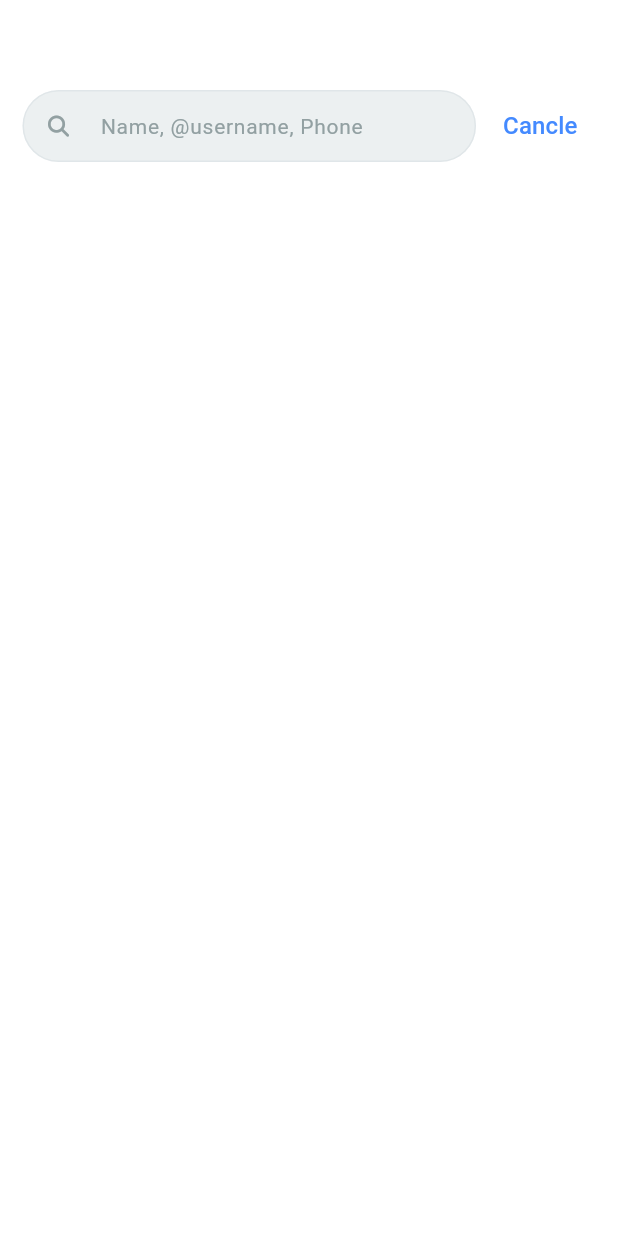
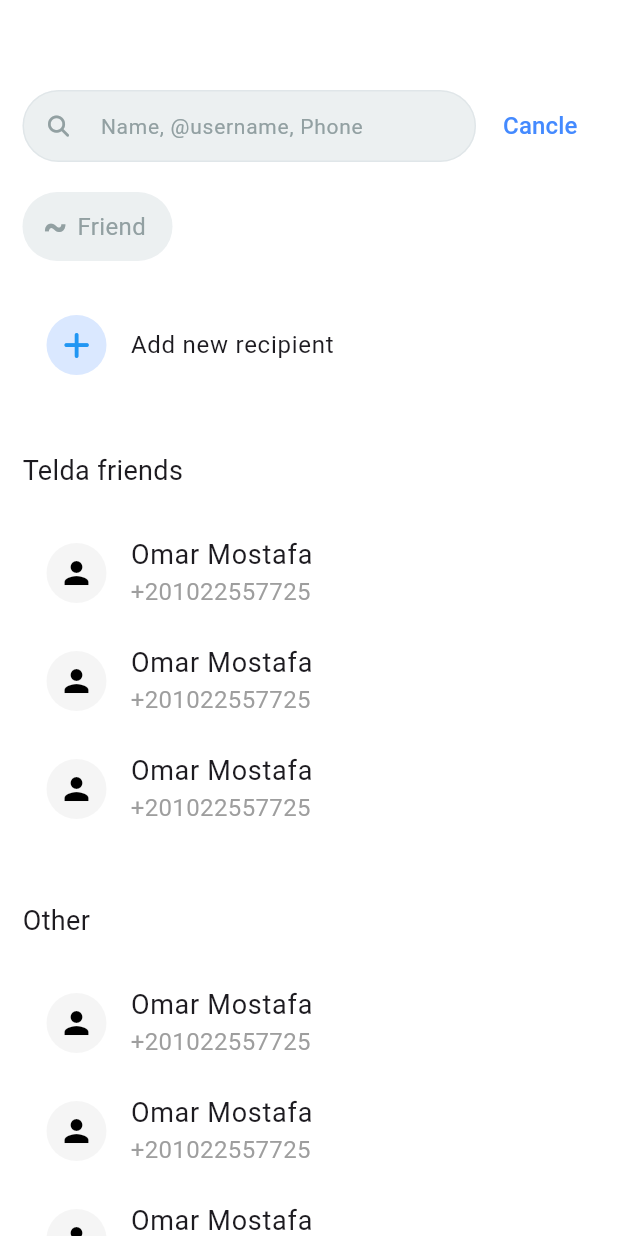
Before and after one commit to RanaAshraf20/new_app, a Flutter app: the NewTrasferPage screen opened by its route, after a tap on "Name, @username, mobile number", on a phone screen of 412 x 824 dp. Run offline on Flutter 3.47's test engine with Material 3 defaults, Android fonts, the phone set to English and light mode, and no system bars; our stand-ins replace dots_indicator, font_awesome_flutter; network calls fail.

Commit message:
change search page depending on pressing friend button

```diff
--- a/lib/components/custom_contact_list_tile.dart
+++ b/lib/components/custom_contact_list_tile.dart
@@ -22,24 +22,50 @@ class CustomContactListTile extends StatelessWidget {
         physics: NeverScrollableScrollPhysics(),
         padding: EdgeInsets.all(0),
         itemBuilder: (BuildContext context, int index) {
-          return ListTile(
-            leading: CircleAvatar(
-                backgroundColor: Colors.grey.withValues(alpha: 0.1),
-                child: Icon(
-                  Icons.person,
-                  color: Colors.black,
-                )),
-            title: Text(
-              'Omar Mostafa',
-              style: TextStyle(fontSize: 18),
-            ),
-            subtitle: Text(
-              '+201033215895',
-              style: TextStyle(fontSize: 16, color: Colors.grey),
-            ),
+          return CustomThreeListTile(
+            icon: Icons.person,
+            iconColor: Colors.black,
+            title: 'Omar Mostafa',
+            subTitle: '+201022557725',
+            circleAvatarColor: Colors.grey.withValues(alpha: 0.1),
           );
         },
       ),
     );
   }
 }
+
+class CustomThreeListTile extends StatelessWidget {
+  const CustomThreeListTile({
+    super.key,
+    required this.icon,
+    required this.iconColor,
+    required this.title,
+    required this.subTitle,
+    required this.circleAvatarColor,
+  });
+  final IconData icon;
+  final Color iconColor;
+  final String title;
+  final String subTitle;
+  final Color circleAvatarColor;
+  @override
+  Widget build(BuildContext context) {
+    return ListTile(
+      leading: CircleAvatar(
+          backgroundColor: circleAvatarColor,
+          child: Icon(
+            icon,
+            color: iconColor,
+          )),
+      title: Text(
+        title,
+        style: TextStyle(fontSize: 18),
+      ),
+      subtitle: Text(
+        subTitle,
+        style: TextStyle(fontSize: 16, color: Colors.grey),
+      ),
+    );
+  }
+}
--- /dev/null
+++ b/lib/components/custom_friend_and_add_contact_list_view.dart
@@ -0,0 +1,52 @@
+import 'package:flutter/material.dart';
+import 'package:font_awesome_flutter/font_awesome_flutter.dart';
+import 'package:telda/components/custom_list_tile_container.dart';
+import 'package:telda/pages/add_new_contact.dart';
+
+class CustomFriendAndAddContactListView extends StatelessWidget {
+  const CustomFriendAndAddContactListView({
+    super.key,
+  });
+
+  @override
+  Widget build(BuildContext context) {
+    return ListView(padding: EdgeInsets.all(0), children: [
+      GestureDetector(
+        onTap: () {
+          Navigator.pushNamed(context, AddNewContact.id);
+        },
+        child: Container(
+          padding: EdgeInsets.symmetric(vertical: 8),
+          decoration: BoxDecoration(
+            color: Colors.white,
+            borderRadius: BorderRadius.circular(16),
+          ),
+          child: ListTile(
+            leading: CircleAvatar(
+                backgroundColor: Colors.blueAccent.withValues(alpha: 0.2),
+                child: Icon(
+                  FontAwesomeIcons.userPlus,
+                  color: Colors.blue,
+                  size: 16,
+                )),
+            title: Text(
+              'Add a new contact',
+              style: TextStyle(fontSize: 16),
+            ),
+            subtitle: Text(
+              'To allow free and instant payments',
+              style: TextStyle(fontSize: 14, color: Colors.grey),
+            ),
+          ),
+        ),
+      ),
+      SizedBox(
+        height: 35,
+      ),
+      CustomListTileContainer(text: 'Telda friends', itemCount: 3),
+      SizedBox(
+        height: 35,
+      ),
+    ]);
+  }
+}
--- /dev/null
+++ b/lib/components/custom_friend_container.dart
@@ -0,0 +1,33 @@
+import 'package:flutter/material.dart';
+
+class CustomFriendContainer extends StatelessWidget {
+  CustomFriendContainer({super.key, this.containerColor, this.textColor});
+  Color? containerColor;
+  Color? textColor;
+  @override
+  Widget build(BuildContext context) {
+    return Container(
+      width: 100,
+      padding: EdgeInsets.all(5),
+      decoration: BoxDecoration(
+          color: containerColor, borderRadius: BorderRadius.circular(28)),
+      child: Row(
+        mainAxisAlignment: MainAxisAlignment.center,
+        children: [
+          Text(
+            '~ ',
+            style: TextStyle(
+              fontSize: 25,
+              fontWeight: FontWeight.bold,
+              color: textColor,
+            ),
+          ),
+          Text(
+            'Friend ',
+            style: TextStyle(fontSize: 16, color: textColor),
+          ),
+        ],
+      ),
+    );
+  }
+}
--- a/lib/components/custom_list_tile_container.dart
+++ b/lib/components/custom_list_tile_container.dart
@@ -18,7 +18,7 @@ class CustomListTileContainer extends StatelessWidget {
           ),
         ),
         SizedBox(
-          height: 10,
+          height: 15,
         ),
         CustomContactListTile(
           itemCount: itemCount,
--- a/lib/components/custom_new_friend_list_tile.dart
+++ b/lib/components/custom_new_friend_list_tile.dart
@@ -1,12 +1,23 @@
 import 'dart:ui';
 
 import 'package:flutter/material.dart';
+import 'package:font_awesome_flutter/font_awesome_flutter.dart';
 
-class CustomNewFriendListTile extends StatelessWidget {
-  const CustomNewFriendListTile({
-    super.key,
-  });
-
+class CustomAddNewListTile extends StatelessWidget {
+  CustomAddNewListTile(
+      {super.key,
+      required this.text,
+      required this.circleAvatarColor,
+      this.isText = true,
+      this.icon,
+      this.iconColor,
+      this.onTap});
+  final String text;
+  final Color circleAvatarColor;
+  bool? isText;
+  IconData? icon;
+  Color? iconColor;
+  void Function()? onTap;
   @override
   Widget build(BuildContext context) {
     return Container(
@@ -16,18 +27,28 @@ class CustomNewFriendListTile extends StatelessWidget {
         borderRadius: BorderRadius.circular(16),
       ),
       child: ListTile(
-        leading: CircleAvatar(
-          backgroundColor: Colors.grey.withValues(alpha: 0.1),
-          child: Text(
+        leading: GestureDetector(
+          onTap: onTap,
+          child: CircleAvatar(
+              backgroundColor: circleAvatarColor,
+              child: isText!
+                  ? Text(
                       '~',
                       style: TextStyle(
                         color: Colors.black,
                         fontSize: 26,
                         fontWeight: FontWeight.bold,
                       ),
+                    )
+                  : Icon(
+                      icon,
+                      color: iconColor,
+                      size: 20,
+                    )),
         ),
+        title: Text(
+          text,
         ),
-        title: Text('Telda friend'),
       ),
     );
   }
--- a/lib/components/custom_new_transfer_all_list_view.dart
+++ b/lib/components/custom_new_transfer_all_list_view.dart
@@ -22,7 +22,10 @@ class CustomNewTransfersAllListView extends StatelessWidget {
         SizedBox(
           height: 10,
         ),
-        CustomNewFriendListTile(),
+        CustomAddNewListTile(
+          text: 'Telda friend',
+          circleAvatarColor: Colors.grey.withValues(alpha: 0.1),
+        ),
         SizedBox(
           height: 30,
         ),
--- /dev/null
+++ b/lib/components/custom_search_page_list_view.dart
@@ -0,0 +1,32 @@
+import 'package:flutter/material.dart';
+import 'package:font_awesome_flutter/font_awesome_flutter.dart';
+import 'package:telda/components/custom_list_tile_container.dart';
+import 'package:telda/components/custom_new_friend_list_tile.dart';
+
+class CustomSearchPageListView extends StatelessWidget {
+  const CustomSearchPageListView({
+    super.key,
+  });
+
+  @override
+  Widget build(BuildContext context) {
+    return ListView(padding: EdgeInsets.all(0), children: [
+      CustomAddNewListTile(
+        onTap: () {},
+        isText: false,
+        text: 'Add new recipient',
+        circleAvatarColor: Colors.blueAccent.withValues(alpha: 0.2),
+        icon: FontAwesomeIcons.plus,
+        iconColor: Colors.blue,
+      ),
+      SizedBox(
+        height: 35,
+      ),
+      CustomListTileContainer(text: 'Telda friends', itemCount: 3),
+      SizedBox(
+        height: 35,
+      ),
+      CustomListTileContainer(text: 'Other', itemCount: 10)
+    ]);
+  }
+}
--- a/lib/main.dart
+++ b/lib/main.dart
@@ -1,4 +1,5 @@
 import 'package:flutter/material.dart';
+import 'package:telda/pages/add_new_contact.dart';
 import 'package:telda/pages/main_home_page.dart';
 import 'package:telda/pages/new_trasfer_page.dart';
 import 'package:telda/pages/search_page.dart';
@@ -16,7 +17,8 @@ class TeldaApp extends StatelessWidget {
     return MaterialApp(routes: {
       TransfersPage.id: (context) => TransfersPage(),
       NewTrasferPage.id: (context) => NewTrasferPage(),
-      SearchPage.id: (context) => SearchPage()
+      SearchPage.id: (context) => SearchPage(),
+      AddNewContact.id: (context) => AddNewContact()
     }, debugShowCheckedModeBanner: false, home: MainHomePage());
   }
 }
--- /dev/null
+++ b/lib/pages/add_new_contact.dart
@@ -0,0 +1,10 @@
+import 'package:flutter/material.dart';
+
+class AddNewContact extends StatelessWidget {
+  const AddNewContact({super.key});
+  static String id = 'AddNewContact';
+  @override
+  Widget build(BuildContext context) {
+    return const Scaffold();
+  }
+}
--- a/lib/pages/search_page.dart
+++ b/lib/pages/search_page.dart
@@ -1,19 +1,65 @@
 import 'package:flutter/material.dart';
 import 'package:font_awesome_flutter/font_awesome_flutter.dart';
+import 'package:telda/components/custom_contact_list_tile.dart';
+import 'package:telda/components/custom_friend_and_add_contact_list_view.dart';
+import 'package:telda/components/custom_friend_container.dart';
+import 'package:telda/components/custom_list_tile_container.dart';
+import 'package:telda/components/custom_new_friend_list_tile.dart';
+import 'package:telda/components/custom_search_page_list_view.dart';
 import 'package:telda/components/search_page_search_bar.dart';
+import 'package:telda/pages/add_new_contact.dart';
 
-class SearchPage extends StatelessWidget {
+class SearchPage extends StatefulWidget {
   const SearchPage({
     super.key,
   });
   static String id = 'SearchPage';
+
+  @override
+  State<SearchPage> createState() => _SearchPageState();
+}
+
+class _SearchPageState extends State<SearchPage> {
+  bool isPressed = true;
+  Color containerFriendColor = Colors.blueGrey.shade100.withValues(alpha: 0.4);
+  Color textColor = Color(0xff92A0A2);
   @override
   Widget build(BuildContext context) {
     return Scaffold(
       backgroundColor: Colors.white.withValues(alpha: 0.97),
       body: Padding(
         padding: const EdgeInsets.only(top: 60.0, left: 15, right: 15),
-        child: SearchPageSearchBar(),
+        child: Column(
+          crossAxisAlignment: CrossAxisAlignment.start,
+          children: [
+            SearchPageSearchBar(),
+            SizedBox(
+              height: 20,
+            ),
+            GestureDetector(
+                onTap: () {
+                  setState(() {
+                    containerFriendColor = isPressed
+                        ? Colors.black
+                        : Colors.blueGrey.shade100.withValues(alpha: 0.4);
+
+                    textColor = isPressed ? Colors.white : Color(0xff92A0A2);
+                    isPressed = !isPressed;
+                  });
+                },
+                child: CustomFriendContainer(
+                  containerColor: containerFriendColor,
+                  textColor: textColor,
+                )),
+            SizedBox(
+              height: 20,
+            ),
+            Expanded(
+                child: isPressed
+                    ? CustomSearchPageListView()
+                    : CustomFriendAndAddContactListView()),
+          ],
+        ),
       ),
     );
   }
```
Also changed, not shown: 1 other file. Lines whose indentation alone changed are shown as unchanged.
